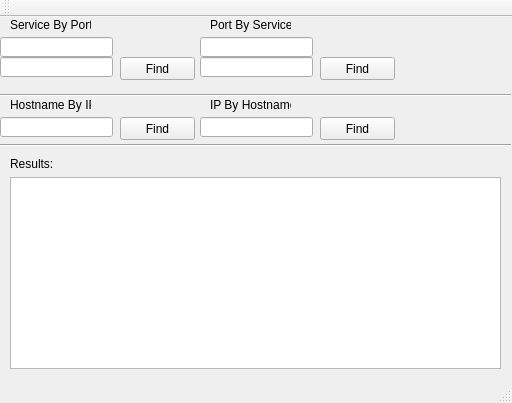
isaacmorneau/4985_asn1, file mainwindow.ui: the form before one commit.
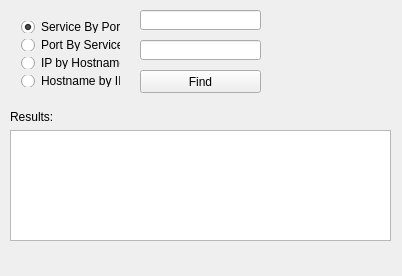
The form after the commit.

Commit message: UI cleanup and removed unneeded malloc

```diff
--- a/mainwindow.ui
+++ b/mainwindow.ui
@@ -6,8 +6,8 @@
    <rect>
     <x>0</x>
     <y>0</y>
-    <width>512</width>
-    <height>403</height>
+    <width>402</width>
+    <height>276</height>
    </rect>
   </property>
   <property name="windowTitle">
@@ -17,9 +17,9 @@
    <widget class="QLineEdit" name="lineEdit_SbP">
     <property name="geometry">
      <rect>
-      <x>0</x>
-      <y>20</y>
-      <width>113</width>
+      <x>140</x>
+      <y>10</y>
+      <width>121</width>
       <height>20</height>
      </rect>
     </property>
@@ -27,161 +27,24 @@
      <string>Port</string>
     </property>
    </widget>
-   <widget class="QLabel" name="label">
+   <widget class="QPushButton" name="pushButton_Find">
     <property name="geometry">
      <rect>
-      <x>10</x>
-      <y>0</y>
-      <width>81</width>
-      <height>16</height>
-     </rect>
-    </property>
-    <property name="text">
-     <string>Service By Port:</string>
-    </property>
-   </widget>
-   <widget class="QPushButton" name="pushButton_SbP">
-    <property name="geometry">
-     <rect>
-      <x>120</x>
-      <y>40</y>
-      <width>75</width>
-      <height>23</height>
-     </rect>
-    </property>
-    <property name="text">
-     <string>Find</string>
-    </property>
-   </widget>
-   <widget class="QPushButton" name="pushButton_PbS">
-    <property name="geometry">
-     <rect>
-      <x>320</x>
-      <y>40</y>
-      <width>75</width>
-      <height>23</height>
-     </rect>
-    </property>
-    <property name="text">
-     <string>Find</string>
-    </property>
-   </widget>
-   <widget class="QLabel" name="label_2">
-    <property name="geometry">
-     <rect>
-      <x>210</x>
-      <y>0</y>
-      <width>81</width>
-      <height>16</height>
-     </rect>
-    </property>
-    <property name="text">
-     <string>Port By Service:</string>
-    </property>
-   </widget>
-   <widget class="QLineEdit" name="lineEdit_PbS">
-    <property name="geometry">
-     <rect>
-      <x>200</x>
-      <y>20</y>
-      <width>113</width>
-      <height>20</height>
-     </rect>
-    </property>
-    <property name="toolTip">
-     <string>Service</string>
-    </property>
-   </widget>
-   <widget class="QPushButton" name="pushButton_HbI">
-    <property name="geometry">
-     <rect>
-      <x>120</x>
-      <y>100</y>
-      <width>75</width>
-      <height>23</height>
-     </rect>
-    </property>
-    <property name="text">
-     <string>Find</string>
-    </property>
-   </widget>
-   <widget class="QLabel" name="label_3">
-    <property name="geometry">
-     <rect>
-      <x>10</x>
-      <y>80</y>
-      <width>81</width>
-      <height>16</height>
-     </rect>
-    </property>
-    <property name="text">
-     <string>Hostname By IP</string>
-    </property>
-   </widget>
-   <widget class="QLineEdit" name="lineEdit_HbI">
-    <property name="geometry">
-     <rect>
-      <x>0</x>
-      <y>100</y>
-      <width>113</width>
-      <height>20</height>
-     </rect>
-    </property>
-   </widget>
-   <widget class="QPushButton" name="pushButton_IbH">
-    <property name="geometry">
-     <rect>
-      <x>320</x>
-      <y>100</y>
-      <width>75</width>
-      <height>23</height>
-     </rect>
-    </property>
-    <property name="text">
-     <string>Find</string>
-    </property>
-   </widget>
-   <widget class="QLabel" name="label_4">
-    <property name="geometry">
-     <rect>
-      <x>210</x>
-      <y>80</y>
-      <width>81</width>
-      <height>16</height>
-     </rect>
-    </property>
-    <property name="text">
-     <string>IP By Hostname</string>
-    </property>
-   </widget>
-   <widget class="QLineEdit" name="lineEdit_IbH">
-    <property name="geometry">
-     <rect>
-      <x>200</x>
-      <y>100</y>
-      <width>113</width>
-      <height>20</height>
-     </rect>
-    </property>
-   </widget>
-   <widget class="Line" name="line">
-    <property name="geometry">
-     <rect>
-      <x>0</x>
+      <x>140</x>
       <y>70</y>
-      <width>511</width>
-      <height>16</height>
+      <width>121</width>
+      <height>23</height>
      </rect>
     </property>
-    <property name="orientation">
-     <enum>Qt::Horizontal</enum>
+    <property name="text">
+     <string>Find</string>
     </property>
    </widget>
    <widget class="QLabel" name="label_5">
     <property name="geometry">
      <rect>
       <x>10</x>
-      <y>140</y>
+      <y>110</y>
       <width>47</width>
       <height>13</height>
      </rect>
@@ -190,38 +53,12 @@
      <string>Results:</string>
     </property>
    </widget>
-   <widget class="Line" name="line_2">
+   <widget class="QLineEdit" name="lineEdit_bot">
     <property name="geometry">
      <rect>
-      <x>0</x>
-      <y>120</y>
-      <width>511</width>
-      <height>16</height>
-     </rect>
-    </property>
-    <property name="orientation">
-     <enum>Qt::Horizontal</enum>
-    </property>
-   </widget>
-   <widget class="QLineEdit" name="lineEdit_SbP_2">
-    <property name="geometry">
-     <rect>
-      <x>0</x>
+      <x>140</x>
       <y>40</y>
-      <width>113</width>
-      <height>20</height>
-     </rect>
-    </property>
-    <property name="toolTip">
-     <string>Protocol</string>
-    </property>
-   </widget>
-   <widget class="QLineEdit" name="lineEdit_PbS_2">
-    <property name="geometry">
-     <rect>
-      <x>200</x>
-      <y>40</y>
-      <width>113</width>
+      <width>121</width>
       <height>20</height>
      </rect>
     </property>
@@ -233,12 +70,77 @@
     <property name="geometry">
      <rect>
       <x>10</x>
-      <y>160</y>
-      <width>491</width>
-      <height>192</height>
+      <y>130</y>
+      <width>381</width>
+      <height>111</height>
      </rect>
     </property>
    </widget>
+   <widget class="QWidget" name="">
+    <property name="geometry">
+     <rect>
+      <x>10</x>
+      <y>10</y>
+      <width>121</width>
+      <height>88</height>
+     </rect>
+    </property>
+    <layout class="QGridLayout" name="gridLayout">
+     <item row="2" column="0">
+      <widget class="QRadioButton" name="radioButton_IbH">
+       <property name="text">
+        <string>IP by Hostname</string>
+       </property>
+       <attribute name="buttonGroup">
+        <string notr="true">selectionsGroup</string>
+       </attribute>
+      </widget>
+     </item>
+     <item row="3" column="0">
+      <widget class="QRadioButton" name="radioButton_HbI">
+       <property name="text">
+        <string>Hostname by IP</string>
+       </property>
+       <attribute name="buttonGroup">
+        <string notr="true">selectionsGroup</string>
+       </attribute>
+      </widget>
+     </item>
+     <item row="1" column="0">
+      <widget class="QRadioButton" name="radioButton_PbS">
+       <property name="text">
+        <string>Port By Service</string>
+       </property>
+       <attribute name="buttonGroup">
+        <string notr="true">selectionsGroup</string>
+       </attribute>
+      </widget>
+     </item>
+     <item row="0" column="0">
+      <widget class="QRadioButton" name="radioButton_SbP">
+       <property name="text">
+        <string>Service By Port</string>
+       </property>
+       <property name="checked">
+        <bool>true</bool>
+       </property>
+       <attribute name="buttonGroup">
+        <string notr="true">selectionsGroup</string>
+       </attribute>
+      </widget>
+     </item>
+    </layout>
+   </widget>
+   <zorder>lineEdit_top</zorder>
+   <zorder>pushButton_Find</zorder>
+   <zorder>label_5</zorder>
+   <zorder>lineEdit_bot</zorder>
+   <zorder>textBrowser_Result</zorder>
+   <zorder>radioButton_SbP</zorder>
+   <zorder>radioButton_PbS</zorder>
+   <zorder>radioButton_IbH</zorder>
+   <zorder>radioButton_HbI</zorder>
+   <zorder>radioButton_PbS</zorder>
   </widget>
   <widget class="QMenuBar" name="menuBar">
    <property name="geometry">
@@ -250,15 +152,6 @@
     </rect>
    </property>
   </widget>
-  <widget class="QToolBar" name="mainToolBar">
-   <attribute name="toolBarArea">
-    <enum>TopToolBarArea</enum>
-   </attribute>
-   <attribute name="toolBarBreak">
-    <bool>false</bool>
-   </attribute>
-  </widget>
-  <widget class="QStatusBar" name="statusBar"/>
  </widget>
  <layoutdefault spacing="6" margin="11"/>
  <resources/>
```
Left out of the diff: 10 changed lines with no effect on the pictures. The commit also changes 4 other files.
